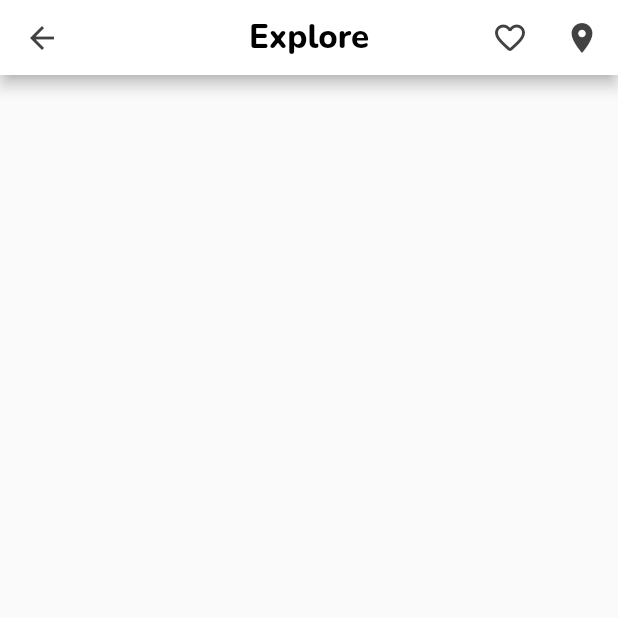
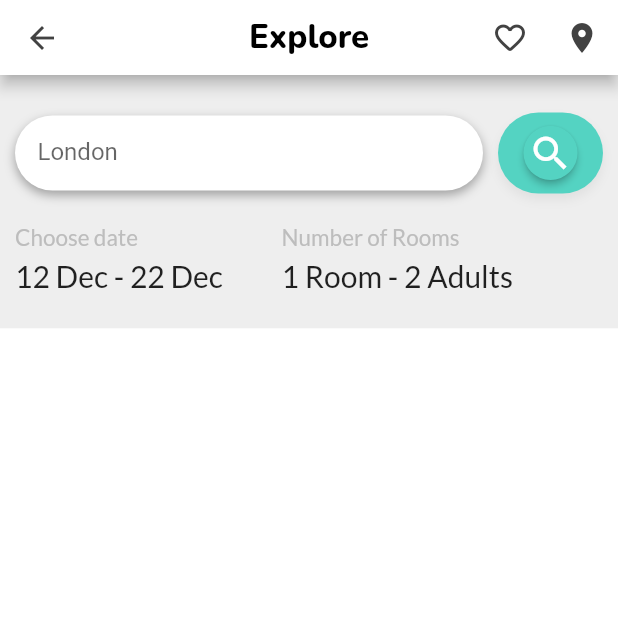
Before and after one commit to jecode93/hotels-UI-using-flutter, a Flutter app: the screen it shows after launch, on a phone screen of 412 x 824 dp, the top half of it. Run offline on Flutter 3.47's test engine with Material 2 defaults, Android fonts, the phone set to English and light mode, and no system bars; our stand-ins replace google_fonts.

Commit message:
Add and work on the SearchSection widget

```diff
--- a/lib/main.dart
+++ b/lib/main.dart
@@ -24,7 +24,14 @@ class HomePage extends StatelessWidget {
   Widget build(BuildContext context) {
     return Scaffold(
       appBar: MyAppBar(),
-      body: Container(),
+      body: SingleChildScrollView(
+        child: Column(
+          children: [
+            SearchSection(),
+            HotelSection(),
+          ],
+        ),
+      ),
     );
   }
 }
@@ -71,3 +78,140 @@ class MyAppBar extends StatelessWidget implements PreferredSizeWidget {
     );
   }
 }
+
+class SearchSection extends StatelessWidget {
+  @override
+  Widget build(BuildContext context) {
+    return Container(
+      color: Colors.grey[200],
+      padding: EdgeInsets.fromLTRB(10, 25, 10, 10),
+      child: Column(
+        children: [
+          Row(
+            children: [
+              Expanded(
+                child: Container(
+                  padding: EdgeInsets.only(left: 5),
+                  height: 50,
+                  decoration: BoxDecoration(
+                    color: Colors.white,
+                    borderRadius: BorderRadius.circular(30),
+                    boxShadow: [
+                      BoxShadow(
+                        color: Colors.grey,
+                        blurRadius: 5,
+                        offset: Offset(0, 3),
+                      ),
+                    ],
+                  ),
+                  child: TextField(
+                    decoration: InputDecoration(
+                      hintText: 'London',
+                      contentPadding: EdgeInsets.all(10),
+                      border: InputBorder.none,
+                    ),
+                  ),
+                ),
+              ),
+              SizedBox(
+                width: 10,
+              ),
+              Container(
+                padding: EdgeInsets.all(3),
+                decoration: BoxDecoration(
+                  color: d_green,
+                  borderRadius: BorderRadius.circular(50),
+                  boxShadow: [
+                    BoxShadow(
+                      color: Colors.grey.shade300,
+                      blurRadius: 5,
+                      offset: Offset(0, 4),
+                    ),
+                  ],
+                ),
+                child: ElevatedButton(
+                  onPressed: () {},
+                  child: Icon(
+                    Icons.search,
+                    size: 30,
+                    color: Colors.white,
+                  ),
+                  style: ElevatedButton.styleFrom(
+                    shape: CircleBorder(),
+                    primary: d_green,
+                  ),
+                ),
+              )
+            ],
+          ),
+          SizedBox(height: 20),
+          Container(
+            height: 60,
+            padding: EdgeInsets.only(right: 60),
+            child: Row(
+              mainAxisAlignment: MainAxisAlignment.spaceBetween,
+              children: [
+                Column(
+                  crossAxisAlignment: CrossAxisAlignment.start,
+                  children: [
+                    Text(
+                      'Choose date',
+                      style: GoogleFonts.lato(
+                        textStyle: TextStyle(
+                          fontSize: 15,
+                          color: Colors.grey[400],
+                        ),
+                      ),
+                    ),
+                    SizedBox(height: 5),
+                    Text(
+                      '12 Dec - 22 Dec',
+                      style: GoogleFonts.lato(
+                        textStyle: TextStyle(
+                          fontSize: 20,
+                        ),
+                      ),
+                    ),
+                  ],
+                ),
+                Column(
+                  crossAxisAlignment: CrossAxisAlignment.start,
+                  children: [
+                    Text(
+                      'Number of Rooms',
+                      style: GoogleFonts.lato(
+                        textStyle: TextStyle(
+                          fontSize: 15,
+                          color: Colors.grey[400],
+                        ),
+                      ),
+                    ),
+                    SizedBox(height: 5),
+                    Text(
+                      '1 Room - 2 Adults',
+                      style: GoogleFonts.lato(
+                        textStyle: TextStyle(
+                          fontSize: 20,
+                        ),
+                      ),
+                    ),
+                  ],
+                ),
+              ],
+            ),
+          ),
+        ],
+      ),
+    );
+  }
+}
+
+class HotelSection extends StatelessWidget {
+  @override
+  Widget build(BuildContext context) {
+    return Container(
+      height: 1200,
+      color: Colors.white,
+    );
+  }
+}
```
